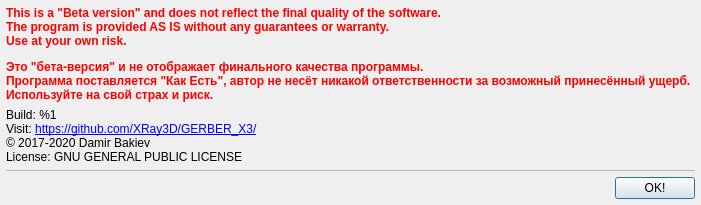
XRay3D/GERBER_X3, file GGEasy/aboutform.ui: the form before one commit.
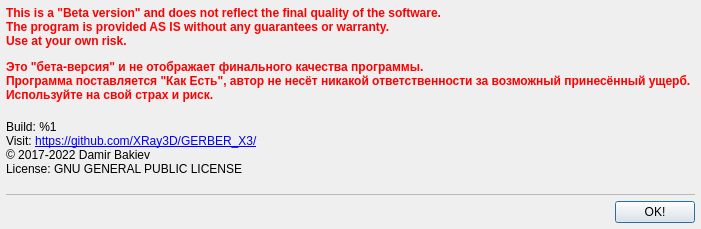
The form after the commit.

```diff
--- a/GGEasy/aboutform.ui
+++ b/GGEasy/aboutform.ui
@@ -7,7 +7,7 @@
     <x>0</x>
     <y>0</y>
     <width>701</width>
-    <height>198</height>
+    <height>229</height>
    </rect>
   </property>
   <property name="windowTitle">
@@ -39,7 +39,7 @@
    <item>
     <widget class="QLabel" name="lblAbout">
      <property name="text">
-      <string>&lt;html&gt;&lt;head/&gt;&lt;body&gt;&lt;p&gt;Build: %1&lt;br/&gt;Visit: &lt;a href=&quot;https://github.com/XRay3D/GERBER_X3/&quot;&gt;&lt;span style=&quot; text-decoration: underline; color:#0000ff;&quot;&gt;https://github.com/XRay3D/GERBER_X3/&lt;/span&gt;&lt;/a&gt;&lt;a href=&quot;https://github.com/Denvi/Candle/&quot;&gt;&lt;span style=&quot; text-decoration: underline; color:#0000ff;&quot;&gt;&lt;br/&gt;&lt;/span&gt;&lt;/a&gt;© 2017-2020 Damir Bakiev&lt;br/&gt;License: GNU GENERAL PUBLIC LICENSE&lt;/p&gt;&lt;/body&gt;&lt;/html&gt;</string>
+      <string>&lt;html&gt;&lt;head/&gt;&lt;body&gt;&lt;p&gt;Build: %1&lt;br/&gt;Visit: &lt;a href=&quot;https://github.com/XRay3D/GERBER_X3/&quot;&gt;&lt;span style=&quot; text-decoration: underline; color:#0000ff;&quot;&gt;https://github.com/XRay3D/GERBER_X3/&lt;/span&gt;&lt;/a&gt;&lt;a href=&quot;https://github.com/Denvi/Candle/&quot;&gt;&lt;span style=&quot; text-decoration: underline; color:#0000ff;&quot;&gt;&lt;br/&gt;&lt;/span&gt;&lt;/a&gt;© 2017-2022 Damir Bakiev&lt;br/&gt;License: GNU GENERAL PUBLIC LICENSE&lt;/p&gt;&lt;/body&gt;&lt;/html&gt;</string>
      </property>
      <property name="alignment">
       <set>Qt::AlignLeading|Qt::AlignLeft|Qt::AlignVCenter</set>
```
